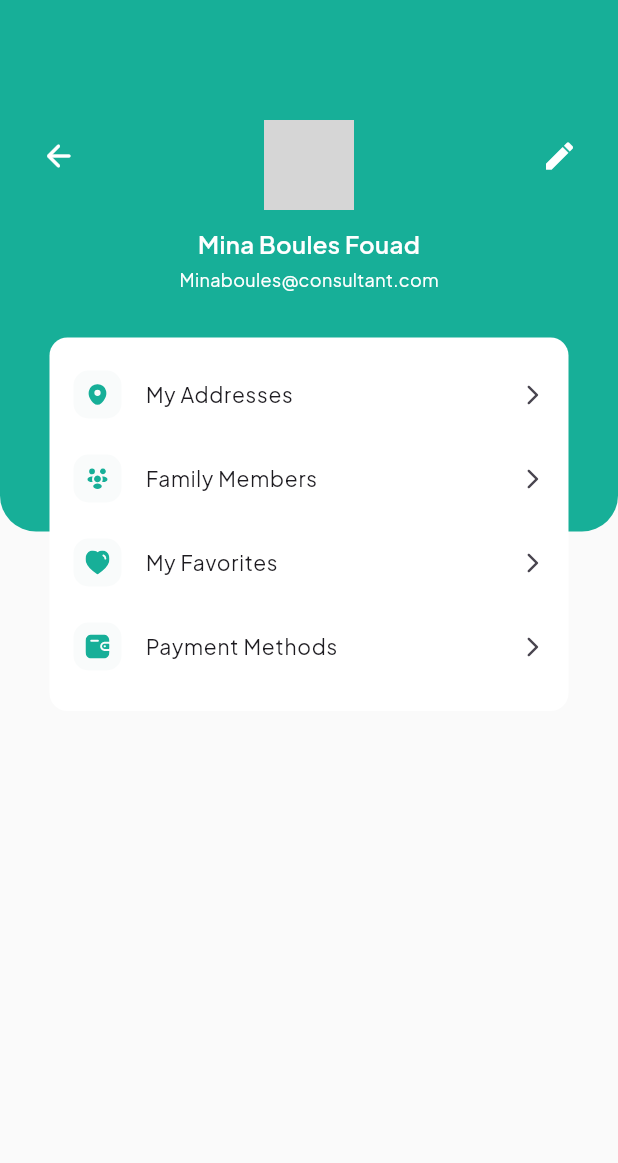
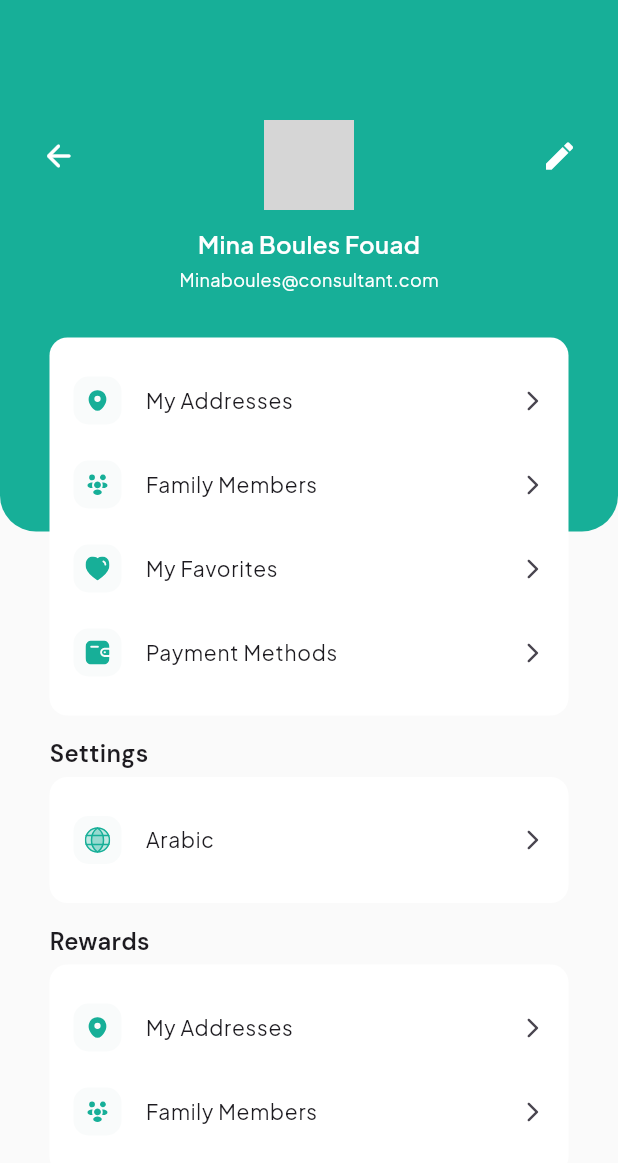
Before and after one commit to MakariosFared/My_Ecommerce_App, a Flutter app: the MyAccountView screen opened by its route, on a phone screen of 412 x 824 dp. Shown: the top 1163 px of the screen. Run offline on Flutter 3.47's test engine with Material 3 defaults, Android fonts, the phone set to English and light mode, and no system bars; our stand-ins replace flutter_svg, flutter_xlider, font_awesome_flutter, go_router, google_fonts; grey boxes are pictures that could not be loaded.

Commit message:
refactor my account background

```diff
--- /dev/null
+++ b/lib/Features/my_account/presentation/views/widgets/my_account_background.dart
@@ -0,0 +1,29 @@
+import 'package:dikkan/Features/my_account/presentation/views/widgets/profile_header.dart';
+import 'package:dikkan/constant.dart';
+import 'package:flutter/material.dart';
+
+class MyAccountBackground extends StatelessWidget {
+  const MyAccountBackground({
+    super.key,
+  });
+
+  @override
+  Widget build(BuildContext context) {
+    return Column(
+      children: [
+        Container(
+          height: MediaQuery.of(context).size.height * 0.43,
+          width: double.infinity,
+          decoration: const BoxDecoration(
+            color: kGreenColor,
+            borderRadius: BorderRadius.only(
+              bottomLeft: Radius.circular(24),
+              bottomRight: Radius.circular(24),
+            ),
+          ),
+          child: const ProfileHeader(),
+        ),
+      ],
+    );
+  }
+}
--- a/lib/Features/my_account/presentation/views/widgets/my_account_view_body.dart
+++ b/lib/Features/my_account/presentation/views/widgets/my_account_view_body.dart
@@ -1,7 +1,7 @@
 import 'package:dikkan/Features/my_account/presentation/views/widgets/custom_list_tile.dart';
-import 'package:dikkan/Features/my_account/presentation/views/widgets/profile_header.dart';
-import 'package:dikkan/constant.dart';
+import 'package:dikkan/Features/my_account/presentation/views/widgets/my_account_background.dart';
 import 'package:flutter/material.dart';
+import 'package:google_fonts/google_fonts.dart';
 
 class MyAccountViewBody extends StatelessWidget {
   const MyAccountViewBody({super.key});
@@ -10,25 +10,11 @@ class MyAccountViewBody extends StatelessWidget {
   Widget build(BuildContext context) {
     return Stack(
       children: [
-        Column(
-          children: [
-            Container(
-              height: MediaQuery.of(context).size.height * 0.43,
-              width: double.infinity,
-              decoration: const BoxDecoration(
-                color: kGreenColor,
-                borderRadius: BorderRadius.only(
-                  bottomLeft: Radius.circular(24),
-                  bottomRight: Radius.circular(24),
-                ),
-              ),
-              child: const ProfileHeader(),
-            ),
-          ],
-        ),
+        const MyAccountBackground(),
         Padding(
           padding: const EdgeInsets.symmetric(horizontal: 33),
           child: Column(
+            crossAxisAlignment: CrossAxisAlignment.start,
             children: [
               const SizedBox(
                 height: 225,
@@ -42,11 +28,9 @@ class MyAccountViewBody extends StatelessWidget {
                   ),
                 ),
                 child: const Padding(
-                  padding: EdgeInsets.only(
-                    top: 10,
-                    bottom: 15,
-                    left: 16,
-                    right: 16,
+                  padding: EdgeInsets.symmetric(
+                    horizontal: 16,
+                    vertical: 14,
                   ),
                   child: Column(
                     children: [
@@ -71,7 +55,80 @@ class MyAccountViewBody extends StatelessWidget {
                 ),
               ),
               const SizedBox(
-                height: 20,
+                height: 14,
+              ),
+              Text(
+                'Settings',
+                style: GoogleFonts.dmSans(
+                  fontSize: 16,
+                  fontWeight: FontWeight.w600,
+                ),
+              ),
+              const SizedBox(
+                height: 4,
+              ),
+              Container(
+                // height: 240,
+                decoration: const BoxDecoration(
+                  color: Colors.white,
+                  borderRadius: BorderRadius.all(
+                    Radius.circular(12),
+                  ),
+                ),
+                child: const Padding(
+                  padding: EdgeInsets.symmetric(
+                    horizontal: 16,
+                    vertical: 14,
+                  ),
+                  child: Column(
+                    children: [
+                      CustomListTile(
+                        leadingImage: 'assets/images/language_svgrepo.svg',
+                        title: 'Arabic',
+                      ),
+                    ],
+                  ),
+                ),
+              ),
+              const SizedBox(
+                height: 14,
+              ),
+              Text(
+                'Rewards',
+                style: GoogleFonts.dmSans(
+                  fontSize: 16,
+                  fontWeight: FontWeight.w600,
+                ),
+              ),
+              const SizedBox(
+                height: 4,
+              ),
+              Container(
+                // height: 240,
+                decoration: const BoxDecoration(
+                  color: Colors.white,
+                  borderRadius: BorderRadius.all(
+                    Radius.circular(12),
+                  ),
+                ),
+                child: const Padding(
+                  padding: EdgeInsets.symmetric(
+                    horizontal: 16,
+                    vertical: 14,
+                  ),
+                  child: Column(
+                    children: [
+                      CustomListTile(
+                        leadingImage: 'assets/images/Location.svg',
+                        title: 'My Addresses',
+                      ),
+                      CustomListTile(
+                        title: 'Family Members',
+                        leadingImage: 'assets/images/people.svg',
+                      ),
+                    ],
+                  ),
+                ),
               ),
             ],
           ),
```
Also changed, not shown: assets/images/Discount.svg (added), assets/images/contact us.svg (added), assets/images/language_svgrepo.svg (added), assets/images/logout.svg (added), assets/images/privacy.svg (added), assets/images/refer a friend.svg (added).
